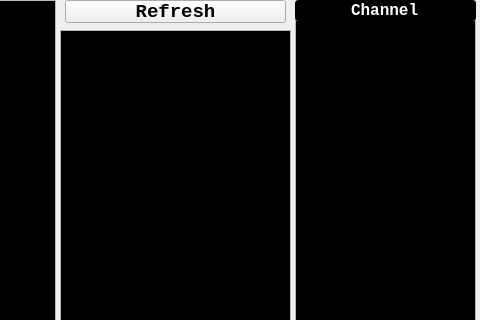
irknet/gproxy-ghostgraz, file GProxy/source/MainGUI.ui: the form before one commit; both pictures show x 605 to 1085 and y 0 to 320 of the 1085 by 555 pixel window.
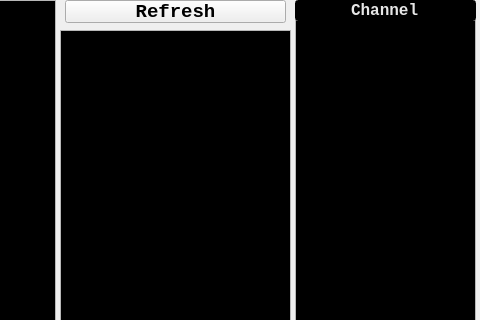
The form after the commit. Icons and pictures are not drawn.

```diff
--- a/GProxy/source/MainGUI.ui
+++ b/GProxy/source/MainGUI.ui
@@ -30,9 +30,9 @@
       <colorrole role="Text">
        <brush brushstyle="SolidPattern">
         <color alpha="255">
-         <red>255</red>
-         <green>255</green>
-         <blue>255</blue>
+         <red>230</red>
+         <green>230</green>
+         <blue>230</blue>
         </color>
        </brush>
       </colorrole>
@@ -50,9 +50,9 @@
       <colorrole role="Text">
        <brush brushstyle="SolidPattern">
         <color alpha="255">
-         <red>255</red>
-         <green>255</green>
-         <blue>255</blue>
+         <red>230</red>
+         <green>230</green>
+         <blue>230</blue>
         </color>
        </brush>
       </colorrole>
```
Left out of the diff: 2 changed lines with no effect on the pictures.
